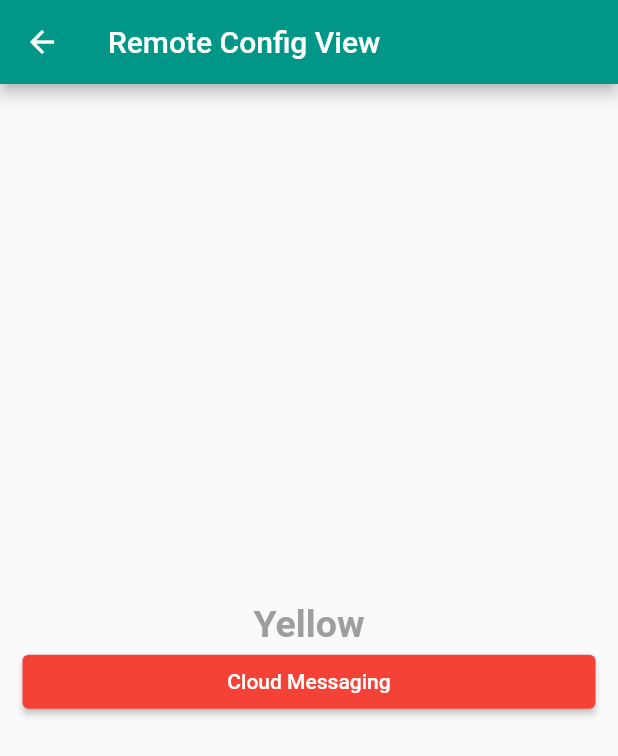
After one commit to nirmal-mazhuvanpilly/flutter_firebase_samples, a Flutter app: the screen it shows after launch, after a tap on "Remote Config", on a phone screen of 412 x 824 dp. The commit adds this screen. Shown: the top 756 px of the screen. Run offline on Flutter 3.47's test engine with Material 2 defaults, Android fonts, the phone set to English and light mode, and no system bars; our stand-ins replace cloud_firestore, firebase_auth, firebase_core, firebase_messaging, firebase_remote_config, flutter_local_notifications; accounts and stored records are empty.

Commit message:
Firebase Remote Config implementation

```diff
--- a/lib/main.dart
+++ b/lib/main.dart
@@ -1,6 +1,7 @@
 import 'package:flutter/material.dart';
 import 'package:firebase_core/firebase_core.dart';
 import 'package:flutter_firebase_samples/cloud_messaging_view.dart';
+import 'package:flutter_firebase_samples/remote_config_view.dart';
 import 'package:flutter_firebase_samples/user_auth_email_password.dart';
 import 'package:flutter_firebase_samples/user_view.dart';
 
@@ -80,6 +81,18 @@ class _MyHomePageState extends State<MyHomePage> {
                     ));
                   },
                   child: const Text("Cloud Messaging")),
+            ),
+            Padding(
+              padding: const EdgeInsets.symmetric(horizontal: 15),
+              child: ElevatedButton(
+                  onPressed: () {
+                    Navigator.of(context).push(MaterialPageRoute(
+                      builder: (context) {
+                        return const RemoteConfigView();
+                      },
+                    ));
+                  },
+                  child: const Text("Remote Config")),
             )
           ],
         ),
--- /dev/null
+++ b/lib/remote_config_view.dart
@@ -0,0 +1,90 @@
+import 'package:flutter/material.dart';
+import 'package:firebase_remote_config/firebase_remote_config.dart';
+
+class RemoteConfigView extends StatefulWidget {
+  const RemoteConfigView({Key? key}) : super(key: key);
+
+  @override
+  State<RemoteConfigView> createState() => _RemoteConfigViewState();
+}
+
+class _RemoteConfigViewState extends State<RemoteConfigView> {
+  final RemoteConfig _remoteConfig = RemoteConfig.instance;
+  late bool _updated;
+  bool _isColor = true;
+  String _textValue = "";
+  bool _isLoading = false;
+
+  void setConfig() async {
+    _remoteConfig.setDefaults(<String, dynamic>{
+      'isColor': true,
+      'testing_remote_key': "Yellow",
+    });
+
+    await _remoteConfig.setConfigSettings(RemoteConfigSettings(
+      fetchTimeout: const Duration(seconds: 10),
+      minimumFetchInterval: const Duration(seconds: 10),
+    ));
+
+    _updated = await _remoteConfig.fetchAndActivate();
+    if (_updated) {
+      setState(() {
+        _isColor = _remoteConfig.getBool("isColor");
+        debugPrint(_isColor.toString());
+        _textValue = _remoteConfig.getString("testing_remote_key");
+        debugPrint(_textValue);
+        _isLoading = false;
+      });
+    } else {
+      setState(() {
+        _isColor = _remoteConfig.getBool("isColor");
+        debugPrint(_isColor.toString());
+        _textValue = _remoteConfig.getString("testing_remote_key");
+        debugPrint(_textValue);
+        _isLoading = false;
+      });
+    }
+  }
+
+  @override
+  void initState() {
+    setConfig();
+    super.initState();
+  }
+
+  @override
+  Widget build(BuildContext context) {
+    return Scaffold(
+      appBar: AppBar(
+        title: const Text("Remote Config View"),
+      ),
+      body: Center(
+        child: _isLoading
+            ? const CircularProgressIndicator()
+            : Column(
+                mainAxisAlignment: MainAxisAlignment.center,
+                crossAxisAlignment: CrossAxisAlignment.stretch,
+                children: [
+                  Align(
+                    child: Text(
+                      _textValue,
+                      style: const TextStyle(
+                          color: Colors.grey,
+                          fontSize: 25,
+                          fontWeight: FontWeight.bold),
+                    ),
+                  ),
+                  Padding(
+                    padding: const EdgeInsets.symmetric(horizontal: 15),
+                    child: ElevatedButton(
+                        style: ElevatedButton.styleFrom(
+                            primary: _isColor ? Colors.red : Colors.grey),
+                        onPressed: () {},
+                        child: const Text("Cloud Messaging")),
+                  ),
+                ],
+              ),
+      ),
+    );
+  }
+}
--- a/pubspec.yaml
+++ b/pubspec.yaml
@@ -39,6 +39,7 @@ dependencies:
   firebase_auth: 3.3.2
   firebase_messaging: 10.0.7
   flutter_local_notifications: 9.1.5
+  firebase_remote_config: 0.11.0
 
 dev_dependencies:
   flutter_test:
```
Also changed, not shown: pubspec.lock.
